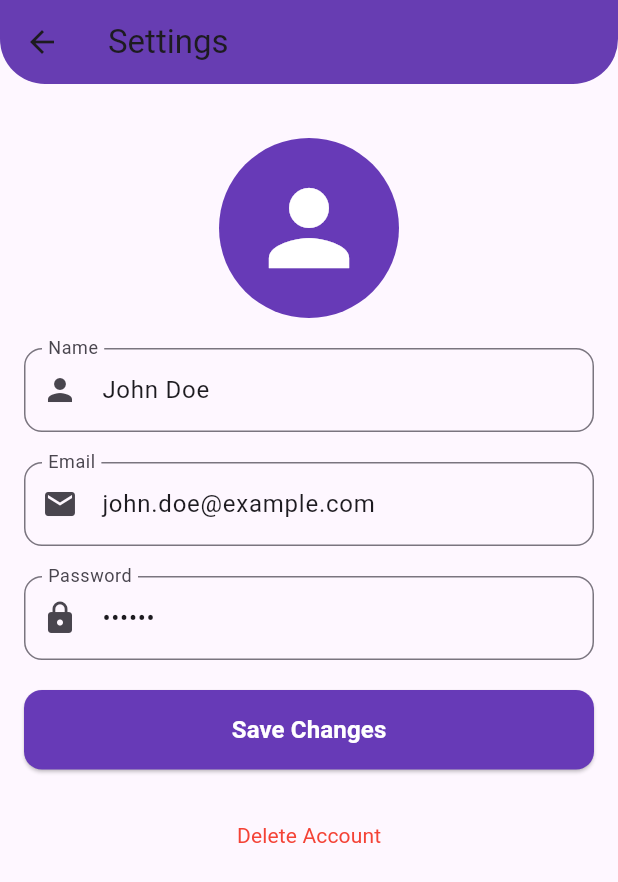
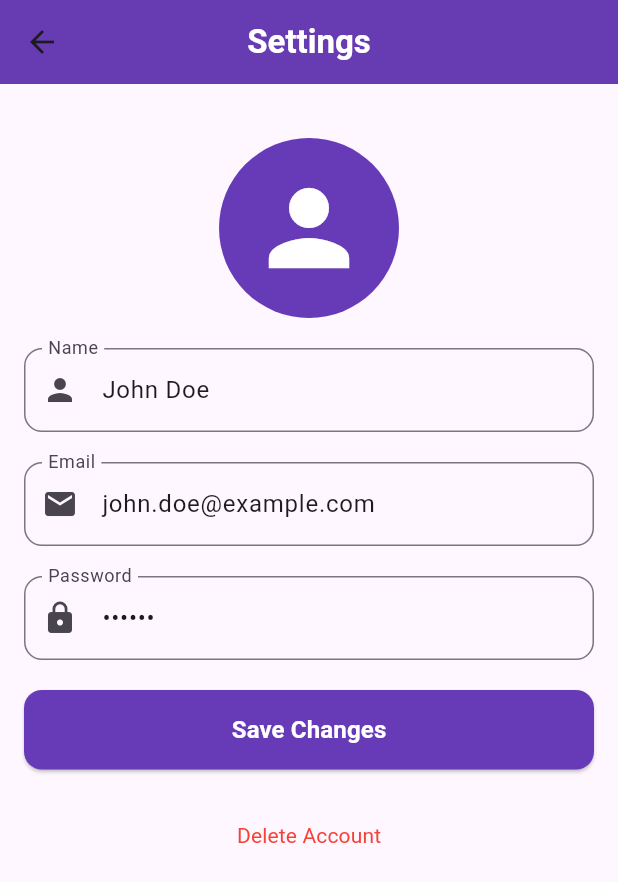
Before and after one commit to Shafayet92/lusmart, a Flutter app: the DashboardScreen screen opened directly, after a tap on "Settings", on a phone screen of 412 x 824 dp. Shown: the top 882 px of the screen. Run offline on Flutter 3.47's test engine with Material 3 defaults, Android fonts, the phone set to English and light mode, and no system bars; our stand-ins replace permission_handler; missing offline and left inert: flutter_document_picker; network calls fail.

Commit message:
update for now with logo

```diff
--- a/lib/extra/ForgotPasswordScreen.dart
+++ b/lib/ForgotPasswordScreen.dart
@@ -1,7 +1,7 @@
 import 'package:flutter/material.dart';
 
 class ForgotPasswordScreen extends StatelessWidget {
-  const ForgotPasswordScreen({Key? key}) : super(key: key);
+  const ForgotPasswordScreen({super.key});
 
   @override
   Widget build(BuildContext context) {
--- a/lib/SettingsScreen.dart
+++ b/lib/SettingsScreen.dart
@@ -3,7 +3,7 @@
 import 'package:flutter/material.dart';
 
 class SettingsScreen extends StatefulWidget {
-  const SettingsScreen({Key? key}) : super(key: key);
+  const SettingsScreen({super.key});
 
   @override
   _SettingsScreenState createState() => _SettingsScreenState();
@@ -31,15 +31,16 @@ class _SettingsScreenState extends State<SettingsScreen> {
   Widget build(BuildContext context) {
     return Scaffold(
       appBar: AppBar(
-        title: const Text("Settings"),
-        backgroundColor: Colors.deepPurple,
-        elevation: 8,
-        shape: const RoundedRectangleBorder(
-          borderRadius: BorderRadius.only(
-            bottomLeft: Radius.circular(30),
-            bottomRight: Radius.circular(30),
+        title: const Text(
+          'Settings',
+          style: TextStyle(
+            fontWeight: FontWeight.bold,
+            color: Colors.white,
           ),
         ),
+        backgroundColor: Colors.deepPurple,
+        centerTitle: true,
+        elevation: 4,
       ),
       body: Padding(
         padding: const EdgeInsets.all(16.0),
--- a/lib/extra/SubmissionResultScreen.dart
+++ b/lib/SubmissionResultScreen.dart
@@ -4,8 +4,7 @@ import 'dart:io';
 class SubmissionResultScreen extends StatelessWidget {
   final File? image;
 
-  const SubmissionResultScreen({Key? key, required this.image})
-      : super(key: key);
+  const SubmissionResultScreen({super.key, required this.image});
 
   @override
   Widget build(BuildContext context) {
@@ -58,7 +57,6 @@ class SubmissionResultScreen extends StatelessWidget {
               onPressed: () {
                 Navigator.pushReplacementNamed(context, '/dashboard');
               },
-              child: const Text('Go to Dashboard'),
               style: ElevatedButton.styleFrom(
                 backgroundColor: Colors.deepPurple,
                 foregroundColor: Colors.white,
@@ -69,6 +67,7 @@ class SubmissionResultScreen extends StatelessWidget {
                 ),
                 elevation: 6,
               ),
+              child: const Text('Go to Dashboard'),
             ),
           ],
         ),
--- a/lib/dashboard_screen.dart
+++ b/lib/dashboard_screen.dart
@@ -1,12 +1,37 @@
 import 'package:flutter/material.dart';
-import 'submit_facial_data_screen.dart'; // Import SubmitFacialDataScreen
+// import 'submit_facial_data_screen.dart'; // Import SubmitFacialDataScreen
 import 'EnrolledCoursesScreen.dart'; // Import EnrolledCoursesScreen
 import 'AttendanceStatusScreen.dart'; // Import AttendanceStatusScreen
 import 'NotificationsScreen.dart'; // Import NotificationsScreen
 import 'SettingsScreen.dart'; // Import SettingsScreen
 
-class DashboardScreen extends StatelessWidget {
-  const DashboardScreen({Key? key}) : super(key: key);
+class DashboardScreen extends StatefulWidget {
+  const DashboardScreen({super.key});
+
+  @override
+  _DashboardScreenState createState() => _DashboardScreenState();
+}
+
+class _DashboardScreenState extends State<DashboardScreen> {
+  int _selectedIndex = 0; // Variable to track the selected index
+
+  // List of screens for each navigation item
+  final List<Widget> _screens = [
+    const Center(
+        child: Text(
+            'Submit Facial Data')), // Placeholder screen for Submit Facial Data
+    const EnrolledCoursesScreen(),
+    const AttendanceStatusScreen(),
+    const NotificationsScreen(),
+    const SettingsScreen(),
+  ];
+
+  // Method to handle navigation item tap
+  void _onItemTapped(int index) {
+    setState(() {
+      _selectedIndex = index; // Update selected index
+    });
+  }
 
   @override
   Widget build(BuildContext context) {
@@ -39,13 +64,12 @@ class DashboardScreen extends StatelessWidget {
                   title: "Submit Facial Data",
                   color: Colors.deepOrange,
                   onTap: () {
-                    // Navigate to Submit Facial Data Screen
-                    Navigator.push(
-                      context,
-                      MaterialPageRoute(
-                        builder: (context) => const SubmitFacialDataScreen(),
-                      ),
-                    );
+                    // Navigator.push(
+                    //   context,
+                    //   MaterialPageRoute(
+                    //     builder: (context) => const SubmitFacialDataScreen(),
+                    //   ),
+                    // );
                   },
                 ),
                 _buildDashboardCard(
@@ -53,7 +77,6 @@ class DashboardScreen extends StatelessWidget {
                   title: "Enrolled Courses",
                   color: Colors.teal,
                   onTap: () {
-                    // Navigate to Enrolled Courses Screen
                     Navigator.push(
                       context,
                       MaterialPageRoute(
@@ -67,7 +90,6 @@ class DashboardScreen extends StatelessWidget {
                   title: "Attendance Status",
                   color: Colors.blueAccent,
                   onTap: () {
-                    // Navigate to Attendance Status Screen
                     Navigator.push(
                       context,
                       MaterialPageRoute(
@@ -81,7 +103,6 @@ class DashboardScreen extends StatelessWidget {
                   title: "Notifications",
                   color: Colors.purple,
                   onTap: () {
-                    // Navigate to Notifications Screen
                     Navigator.push(
                       context,
                       MaterialPageRoute(
@@ -95,7 +116,6 @@ class DashboardScreen extends StatelessWidget {
                   title: "Settings",
                   color: Colors.green,
                   onTap: () {
-                    // Navigate to Settings/Profile Management Screen
                     Navigator.push(
                       context,
                       MaterialPageRoute(
@@ -118,6 +138,38 @@ class DashboardScreen extends StatelessWidget {
             ),
           ],
         ),
+      ),
+      // Bottom Navigation Bar added
+      bottomNavigationBar: BottomNavigationBar(
+        currentIndex: _selectedIndex, // Track the selected tab
+        onTap: _onItemTapped, // Handle tab selection
+        backgroundColor:
+            Colors.deepPurple, // Custom background color for bottom bar
+        selectedItemColor:
+            const Color.fromARGB(255, 68, 54, 54), // Selected icon color
+        unselectedItemColor: Colors.grey, // Unselected icon color
+        items: const [
+          BottomNavigationBarItem(
+            icon: Icon(Icons.face),
+            label: 'Facial Data',
+          ),
+          BottomNavigationBarItem(
+            icon: Icon(Icons.book),
+            label: 'Courses',
+          ),
+          BottomNavigationBarItem(
+            icon: Icon(Icons.check_circle),
+            label: 'Attendance',
+          ),
+          BottomNavigationBarItem(
+            icon: Icon(Icons.notifications),
+            label: 'Notifications',
+          ),
+          BottomNavigationBarItem(
+            icon: Icon(Icons.settings),
+            label: 'Settings',
+          ),
+        ],
       ),
     );
   }
--- a/lib/registration_screen.dart
+++ b/lib/registration_screen.dart
@@ -2,7 +2,7 @@ import 'package:flutter/material.dart';
 import 'dashboard_screen.dart';
 
 class RegistrationScreen extends StatelessWidget {
-  const RegistrationScreen({Key? key}) : super(key: key);
+  const RegistrationScreen({super.key});
 
   @override
   Widget build(BuildContext context) {
```
Also changed, not shown: lib/AttendanceStatusScreen.dart (+9 -8 lines), lib/EnrolledCoursesScreen.dart (+9 -8 lines), lib/NotificationsScreen.dart (+9 -8 lines), lib/login_screen.dart (+3 -4 lines), lib/submit_facial_data_screen.dart (+70 -179 lines), pubspec.yaml (+37 -8 lines), pubspec.lock, 12 other files.
